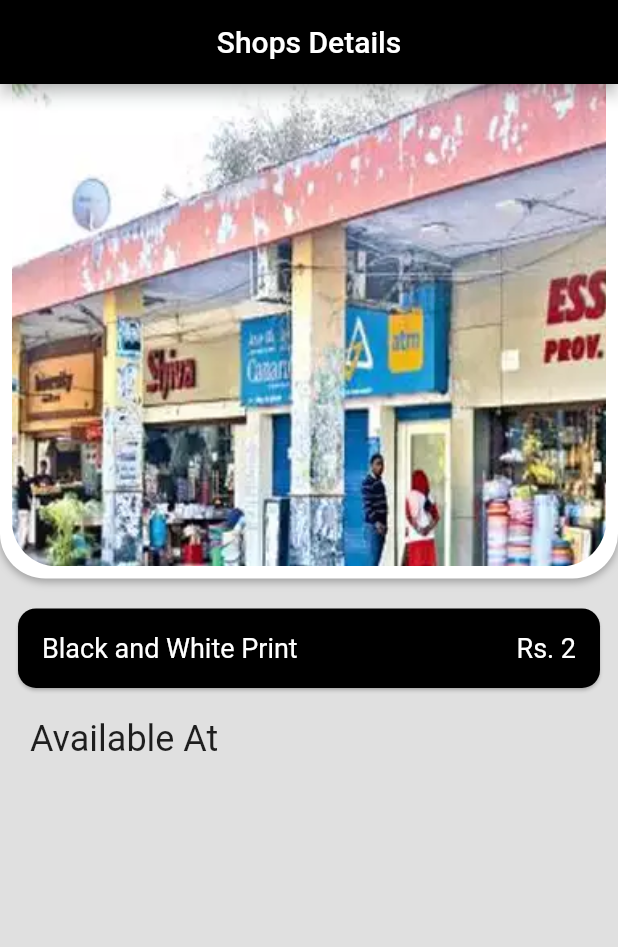
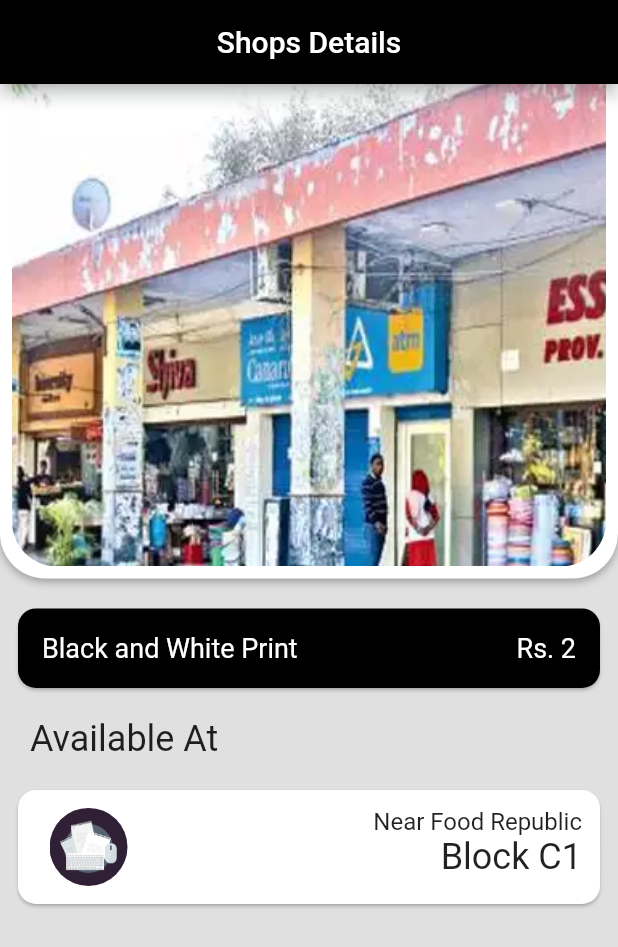
Before and after one commit to ayushsharman/budget_tracker, a Flutter app: the ShopDetailsPage screen opened directly, on a phone screen of 412 x 824 dp. Shown: the top 947 px of the screen. Run offline on Flutter 3.47's test engine with Material 2 defaults, Android fonts, the phone set to English and light mode, and no system bars; our stand-ins replace fl_chart.

Commit message:
added tiles

```diff
--- a/lib/pages/shops/shop_details_page.dart
+++ b/lib/pages/shops/shop_details_page.dart
@@ -1,4 +1,6 @@
 import 'package:flutter/material.dart';
+
+import 'shop_card.dart';
 
 class ShopDetailsPage extends StatelessWidget {
   const ShopDetailsPage({super.key});
@@ -87,7 +89,22 @@
                 fontSize: 24,
               ),
             ),
-          )
+          ),
+
+          Padding(
+            padding: const EdgeInsets.all(8.0),
+            child: SizedBox(
+              height: 100,
+              child: ShopCard(
+                name: "Near Food Republic",
+                amount: "Block C1",
+                image: Image.asset(
+                  "asset/print.png",
+                  fit: BoxFit.cover,
+                ),
+              ),
+            ),
+          ),
         ],
       ),
     );
```
